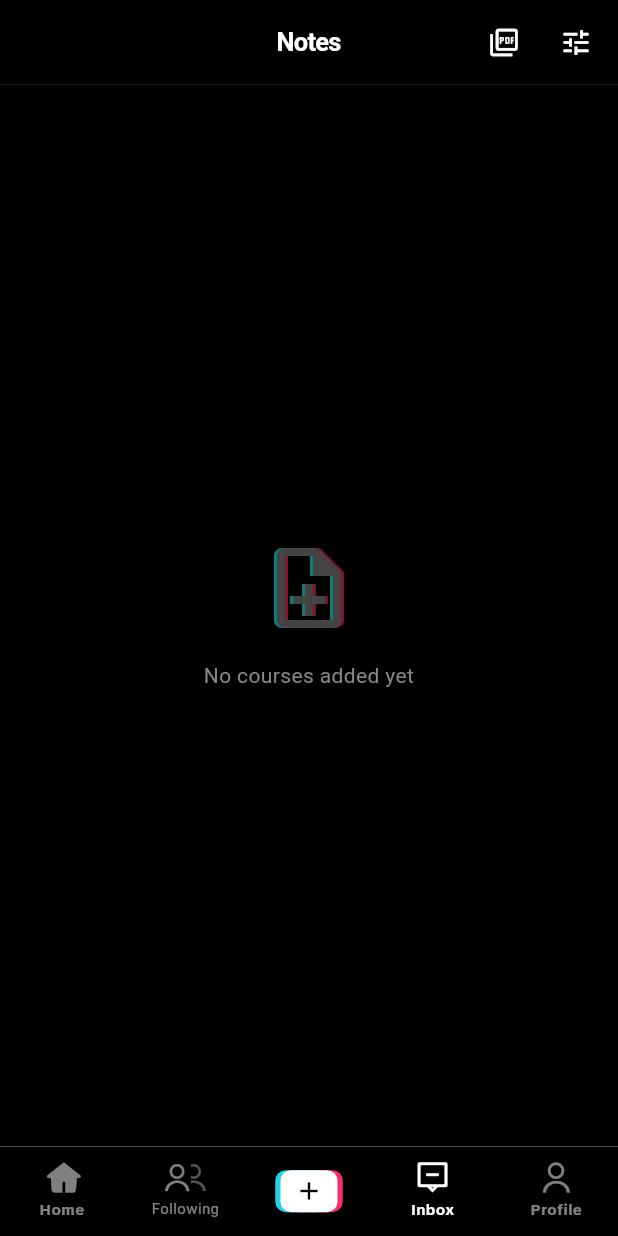
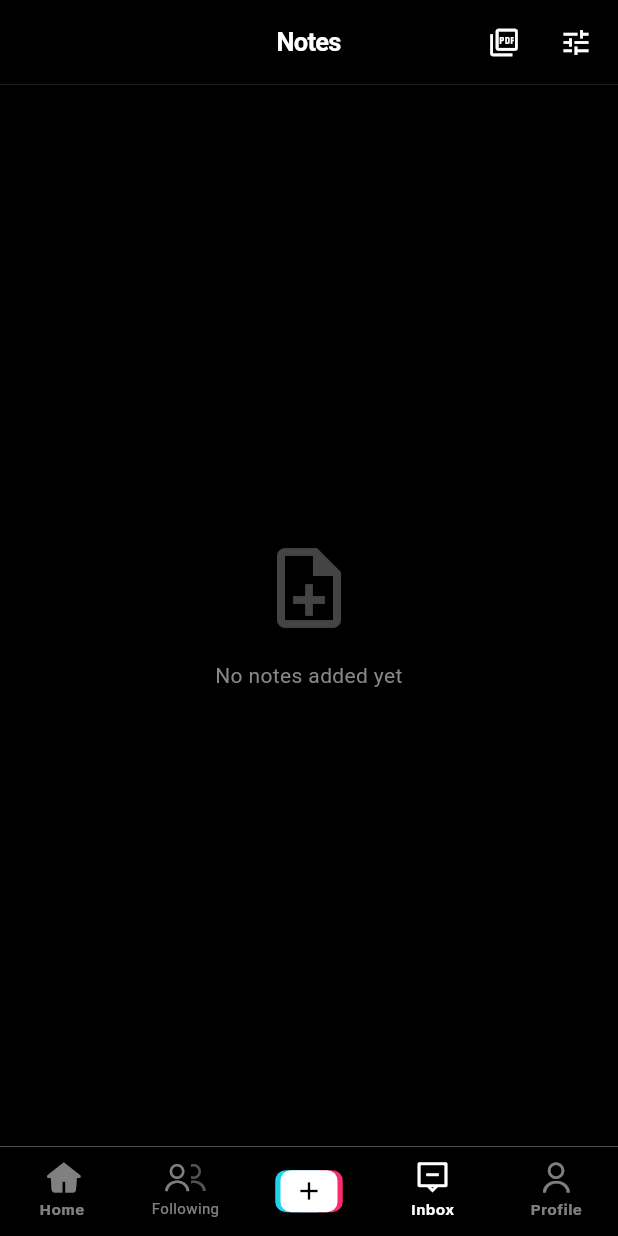
Before and after one commit to amrabdelhameeed/tikgood, a Flutter app: the NotesPage screen opened by its route, on a phone screen of 412 x 824 dp. Run offline on Flutter 3.47's test engine with Material 3 defaults, Android fonts, the light colour scheme and no system bars; our stand-ins replace bloc, cloud_firestore, device_info_plus, easy_localization, file_picker, firebase_analytics and 18 more; missing offline and left inert: android_pip, avatar_plus, background_on_back, clarity_flutter, media_kit, media_kit_video and 2 more; accounts and stored records are empty; statements that could not run were skipped; project files that could hold a hidden picture were left out.

Commit message:
fix(notes): correct empty state message for notes

```diff
--- a/lib/features/notes/presentation/pages/notes_page.dart
+++ b/lib/features/notes/presentation/pages/notes_page.dart
@@ -135,7 +135,7 @@ class _NotesPageState extends State<NotesPage> {
           final courses = state.courses;
 
           if (courses.isEmpty) {
-            return _emptyState(Icons.note_add_outlined, 'No courses added yet');
+            return _emptyState(Icons.note_add_outlined, 'No notes added yet');
           }
 
           final courseData = courses
@@ -340,15 +340,15 @@ class _NotesPageState extends State<NotesPage> {
             Stack(
               alignment: Alignment.center,
               children: [
-                Transform.translate(
-                  offset: const Offset(-2, 0),
-                  child: Icon(icon,
-                      size: 64, color: _accentSecondary.withOpacity(0.5)),
-                ),
-                Transform.translate(
-                  offset: const Offset(2, 0),
-                  child: Icon(icon, size: 64, color: _accent.withOpacity(0.5)),
-                ),
+                // Transform.translate(
+                //   offset: const Offset(-2, 0),
+                //   child: Icon(icon,
+                //       size: 64, color: _accentSecondary.withOpacity(0.5)),
+                // ),
+                // Transform.translate(
+                //   offset: const Offset(2, 0),
+                //   child: Icon(icon, size: 64, color: _accent.withOpacity(0.5)),
+                // ),
                 Icon(icon, size: 64, color: _textTertiary),
               ],
             ),
```
